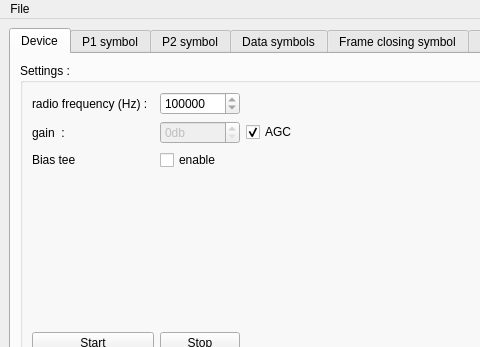
This is src/main_window.ui in JustZhenya/sdr_receiver_dvb_t2 as Qt 5 draws it before an edit; both pictures show x 0 to 480 and y 0 to 347 of the 1228 by 716 pixel window. The edited form follows.
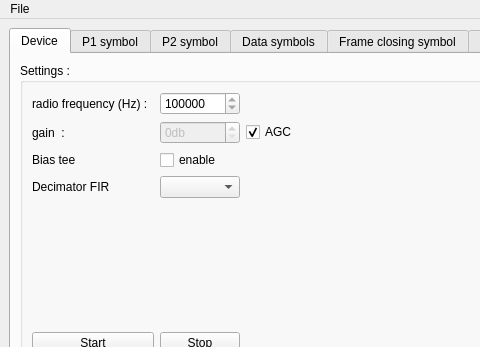
This is the edited form. Icons and pictures are not drawn. Custom widgets are drawn as their Qt base class.

Commit message: filter_decimator: Implement taps switching from GUI

What changed in the file:
```diff
--- a/src/main_window.ui
+++ b/src/main_window.ui
@@ -132,7 +132,7 @@
            <string>Settings :</string>
           </property>
           <layout class="QGridLayout" name="gridLayout_3">
-           <item row="7" column="0">
+           <item row="8" column="0">
             <spacer name="verticalSpacer">
              <property name="orientation">
               <enum>Qt::Vertical</enum>
@@ -145,7 +145,7 @@
              </property>
             </spacer>
            </item>
-           <item row="12" column="2">
+           <item row="13" column="2">
             <widget class="QPushButton" name="push_button_stop">
              <property name="sizePolicy">
               <sizepolicy hsizetype="Minimum" vsizetype="Fixed">
@@ -168,7 +168,7 @@
              </property>
             </widget>
            </item>
-           <item row="12" column="0" colspan="2">
+           <item row="13" column="0" colspan="2">
             <widget class="QPushButton" name="push_button_start">
              <property name="sizePolicy">
               <sizepolicy hsizetype="Minimum" vsizetype="Fixed">
@@ -188,7 +188,7 @@
              </property>
             </widget>
            </item>
-           <item row="12" column="3">
+           <item row="13" column="3">
             <spacer name="horizontalSpacer_2">
              <property name="orientation">
               <enum>Qt::Horizontal</enum>
@@ -208,7 +208,7 @@
              </property>
             </widget>
            </item>
-           <item row="12" column="4">
+           <item row="13" column="4">
             <spacer name="horizontalSpacer_3">
              <property name="orientation">
               <enum>Qt::Horizontal</enum>
@@ -266,6 +266,20 @@
              </property>
             </widget>
            </item>
+           <item row="7" column="0">
+            <widget class="QLabel" name="label_FIR">
+             <property name="text">
+              <string>Decimator FIR</string>
+             </property>
+            </widget>
+           </item>
+           <item row="7" column="2">
+            <widget class="QComboBox" name="comboBoxFIR">
+             <property name="currentIndex">
+              <number>-1</number>
+             </property>
+            </widget>
+           </item>
           </layout>
          </widget>
         </item>
```
The commit also changes 4 other files.
